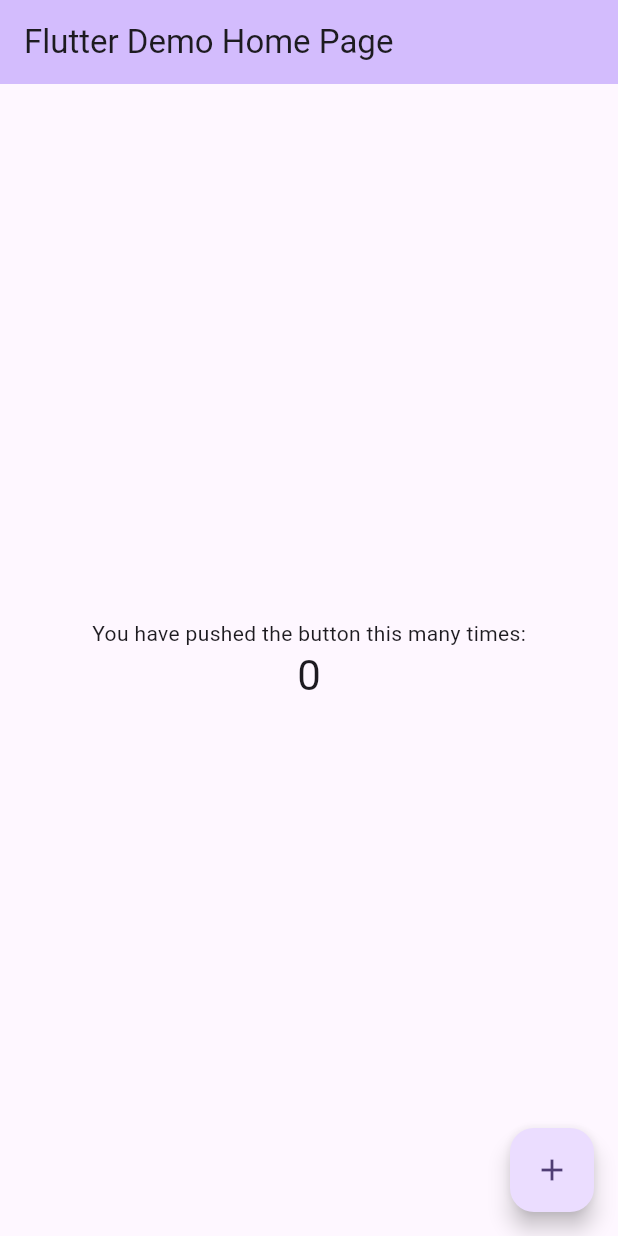
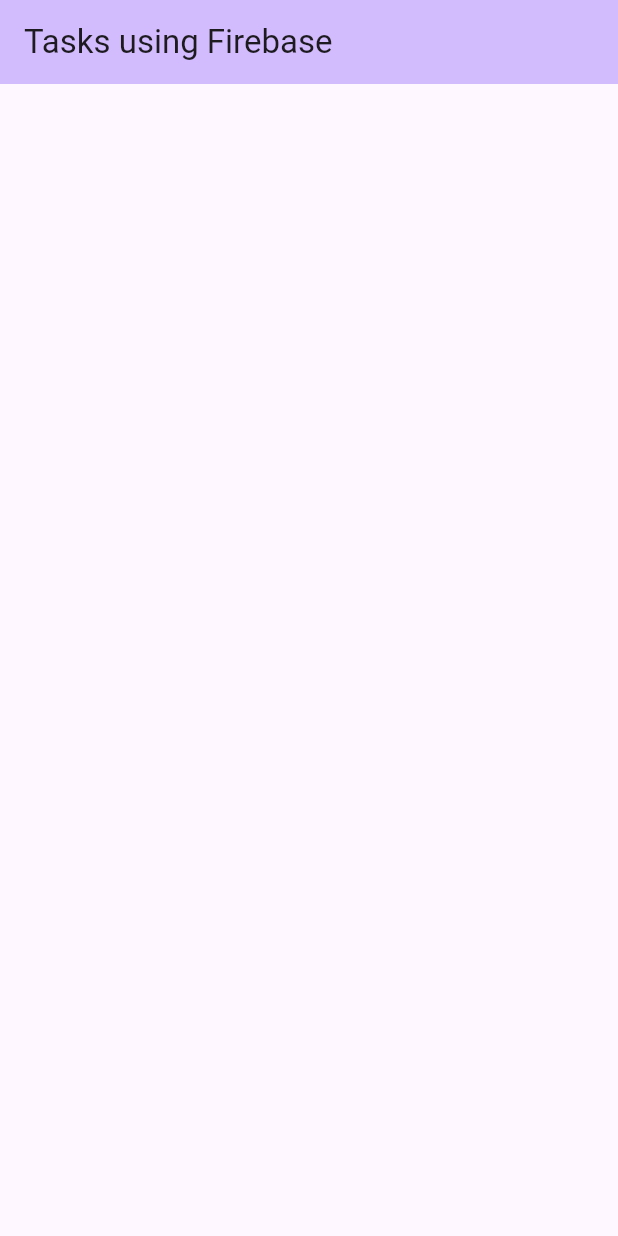
Before and after one commit to Ruhisawant/Firebase-CRUD, a Flutter app: the screen it shows after launch, on a phone screen of 412 x 824 dp. Run offline on Flutter 3.47's test engine with Material 3 defaults, Android fonts, the phone set to English and light mode, and no system bars; our stand-ins replace firebase_core; accounts and stored records are empty.

Commit message:
Configured Firebase

```diff
--- a/lib/main.dart
+++ b/lib/main.dart
@@ -7,45 +7,20 @@ void main() {
 class MyApp extends StatelessWidget {
   const MyApp({super.key});
 
-  // This widget is the root of your application.
   @override
   Widget build(BuildContext context) {
     return MaterialApp(
-      title: 'Flutter Demo',
+      title: 'Firebase Tasks',
       theme: ThemeData(
-        // This is the theme of your application.
-        //
-        // TRY THIS: Try running your application with "flutter run". You'll see
-        // the application has a purple toolbar. Then, without quitting the app,
-        // try changing the seedColor in the colorScheme below to Colors.green
-        // and then invoke "hot reload" (save your changes or press the "hot
-        // reload" button in a Flutter-supported IDE, or press "r" if you used
-        // the command line to start the app).
-        //
-        // Notice that the counter didn't reset back to zero; the application
-        // state is not lost during the reload. To reset the state, use hot
-        // restart instead.
-        //
-        // This works for code too, not just values: Most code changes can be
-        // tested with just a hot reload.
         colorScheme: ColorScheme.fromSeed(seedColor: Colors.deepPurple),
       ),
-      home: const MyHomePage(title: 'Flutter Demo Home Page'),
+      home: const MyHomePage(title: 'Tasks using Firebase'),
     );
   }
 }
 
 class MyHomePage extends StatefulWidget {
   const MyHomePage({super.key, required this.title});
-
-  // This widget is the home page of your application. It is stateful, meaning
-  // that it has a State object (defined below) that contains fields that affect
-  // how it looks.
-
-  // This class is the configuration for the state. It holds the values (in this
-  // case the title) provided by the parent (in this case the App widget) and
-  // used by the build method of the State. Fields in a Widget subclass are
-  // always marked "final".
 
   final String title;
 
@@ -54,69 +29,27 @@ class MyHomePage extends StatefulWidget {
 }
 
 class _MyHomePageState extends State<MyHomePage> {
-  int _counter = 0;
-
-  void _incrementCounter() {
-    setState(() {
-      // This call to setState tells the Flutter framework that something has
-      // changed in this State, which causes it to rerun the build method below
-      // so that the display can reflect the updated values. If we changed
-      // _counter without calling setState(), then the build method would not be
-      // called again, and so nothing would appear to happen.
-      _counter++;
-    });
-  }
 
   @override
   Widget build(BuildContext context) {
-    // This method is rerun every time setState is called, for instance as done
-    // by the _incrementCounter method above.
-    //
-    // The Flutter framework has been optimized to make rerunning build methods
-    // fast, so that you can just rebuild anything that needs updating rather
-    // than having to individually change instances of widgets.
     return Scaffold(
       appBar: AppBar(
-        // TRY THIS: Try changing the color here to a specific color (to
-        // Colors.amber, perhaps?) and trigger a hot reload to see the AppBar
-        // change color while the other colors stay the same.
         backgroundColor: Theme.of(context).colorScheme.inversePrimary,
-        // Here we take the value from the MyHomePage object that was created by
-        // the App.build method, and use it to set our appbar title.
         title: Text(widget.title),
       ),
       body: Center(
-        // Center is a layout widget. It takes a single child and positions it
-        // in the middle of the parent.
         child: Column(
-          // Column is also a layout widget. It takes a list of children and
-          // arranges them vertically. By default, it sizes itself to fit its
-          // children horizontally, and tries to be as tall as its parent.
-          //
-          // Column has various properties to control how it sizes itself and
-          // how it positions its children. Here we use mainAxisAlignment to
-          // center the children vertically; the main axis here is the vertical
-          // axis because Columns are vertical (the cross axis would be
-          // horizontal).
-          //
-          // TRY THIS: Invoke "debug painting" (choose the "Toggle Debug Paint"
-          // action in the IDE, or press "p" in the console), to see the
-          // wireframe for each widget.
           mainAxisAlignment: MainAxisAlignment.center,
           children: <Widget>[
-            const Text('You have pushed the button this many times:'),
-            Text(
-              '$_counter',
-              style: Theme.of(context).textTheme.headlineMedium,
-            ),
+
           ],
         ),
       ),
-      floatingActionButton: FloatingActionButton(
-        onPressed: _incrementCounter,
-        tooltip: 'Increment',
-        child: const Icon(Icons.add),
-      ), // This trailing comma makes auto-formatting nicer for build methods.
+      // floatingActionButton: FloatingActionButton(
+      //   onPressed: _incrementCounter,
+      //   tooltip: 'Increment',
+      //   child: const Icon(Icons.add),
+      // ),
     );
   }
 }
--- a/pubspec.yaml
+++ b/pubspec.yaml
@@ -34,6 +34,7 @@ dependencies:
   # The following adds the Cupertino Icons font to your application.
   # Use with the CupertinoIcons class for iOS style icons.
   cupertino_icons: ^1.0.8
+  firebase_core: ^3.13.0
 
 dev_dependencies:
   flutter_test:
```
Also changed, not shown: firebase.json (added), lib/firebase_options.dart (added), pubspec.lock, 16 other files.
